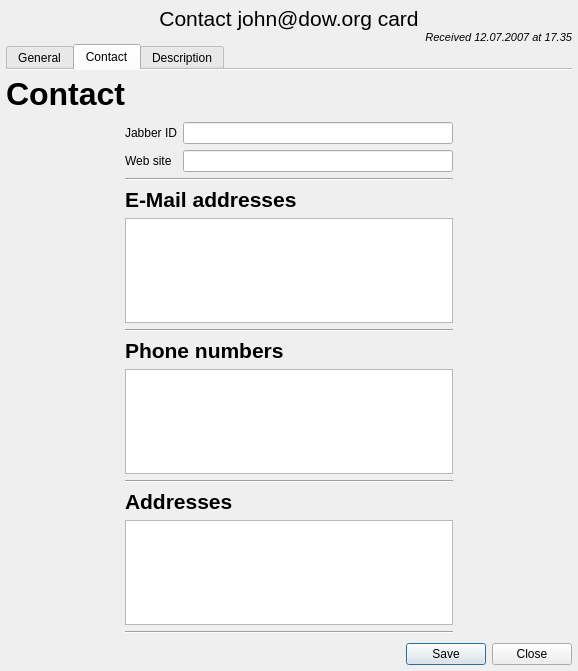
Before: the Qt Designer form ui/widgets/vcard/vcard.ui in shunf4/squawk, drawn with Qt 5.
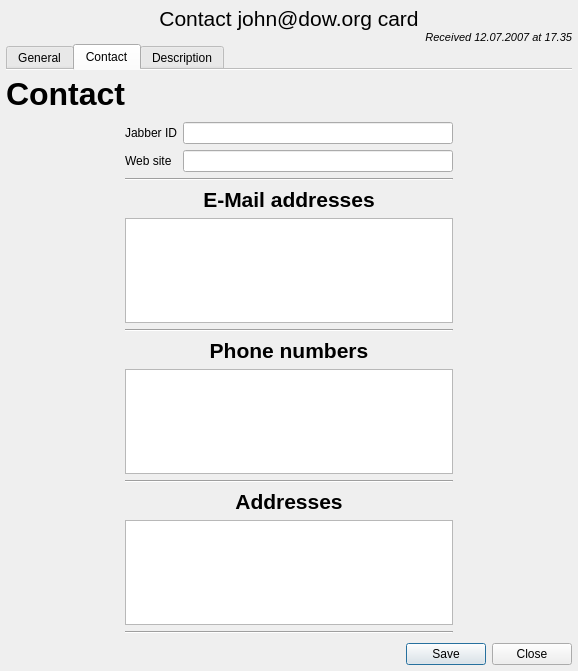
After: the same form once the commit is applied. The open tabs and pages were chosen to show the change. Icons and pictures are not drawn.

Commit message: VCard: email list now displays and stores on server vcard

```diff
--- a/ui/widgets/vcard/vcard.ui
+++ b/ui/widgets/vcard/vcard.ui
@@ -564,7 +564,7 @@
               <height>497</height>
              </rect>
             </property>
-            <layout class="QGridLayout" name="gridLayout_3" columnstretch="1,3,1,0">
+            <layout class="QGridLayout" name="gridLayout_3" columnstretch="1,3,1">
              <item row="7" column="1">
               <widget class="Line" name="phonesLine">
                <property name="orientation">
@@ -644,7 +644,7 @@
                 <string>&lt;html&gt;&lt;head/&gt;&lt;body&gt;&lt;p&gt;&lt;span style=&quot; font-size:16pt; font-weight:600;&quot;&gt;Addresses&lt;/span&gt;&lt;/p&gt;&lt;/body&gt;&lt;/html&gt;</string>
                </property>
                <property name="alignment">
-                <set>Qt::AlignLeading|Qt::AlignLeft|Qt::AlignVCenter</set>
+                <set>Qt::AlignCenter</set>
                </property>
               </widget>
              </item>
@@ -670,7 +670,7 @@
                 <string>&lt;html&gt;&lt;head/&gt;&lt;body&gt;&lt;p&gt;&lt;span style=&quot; font-size:16pt; font-weight:600;&quot;&gt;E-Mail addresses&lt;/span&gt;&lt;/p&gt;&lt;/body&gt;&lt;/html&gt;</string>
                </property>
                <property name="alignment">
-                <set>Qt::AlignLeading|Qt::AlignLeft|Qt::AlignVCenter</set>
+                <set>Qt::AlignCenter</set>
                </property>
               </widget>
              </item>
@@ -752,7 +752,7 @@
                 <string>&lt;html&gt;&lt;head/&gt;&lt;body&gt;&lt;p&gt;&lt;span style=&quot; font-size:16pt; font-weight:600;&quot;&gt;Phone numbers&lt;/span&gt;&lt;/p&gt;&lt;/body&gt;&lt;/html&gt;</string>
                </property>
                <property name="alignment">
-                <set>Qt::AlignLeading|Qt::AlignLeft|Qt::AlignVCenter</set>
+                <set>Qt::AlignCenter</set>
                </property>
               </widget>
              </item>
```
Left out of the diff: 2 changed lines with no effect on the pictures. The commit also changes 8 other files.
